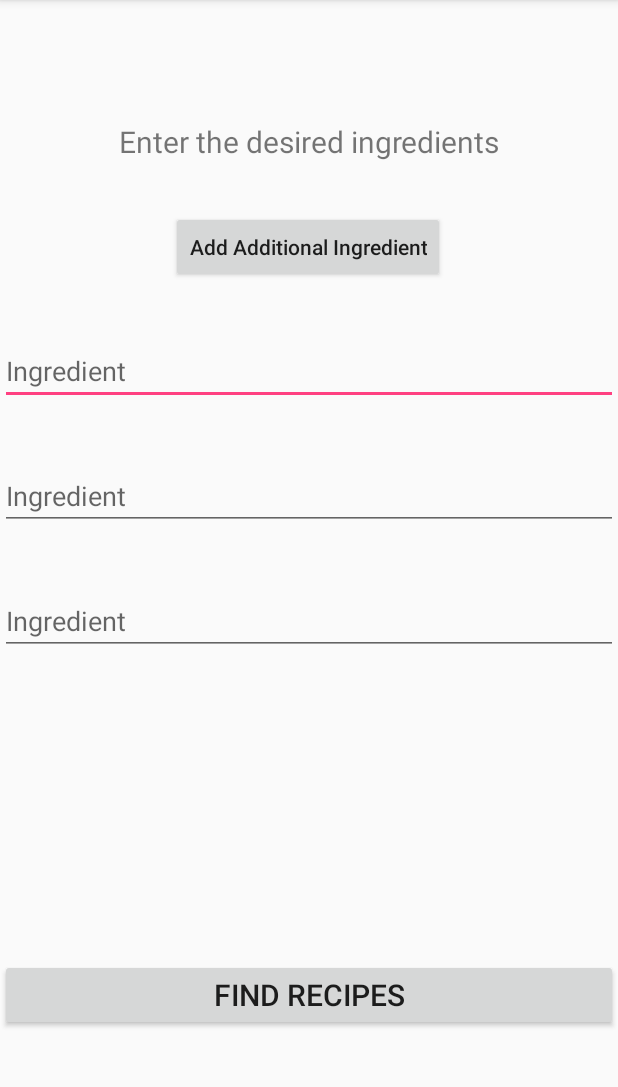
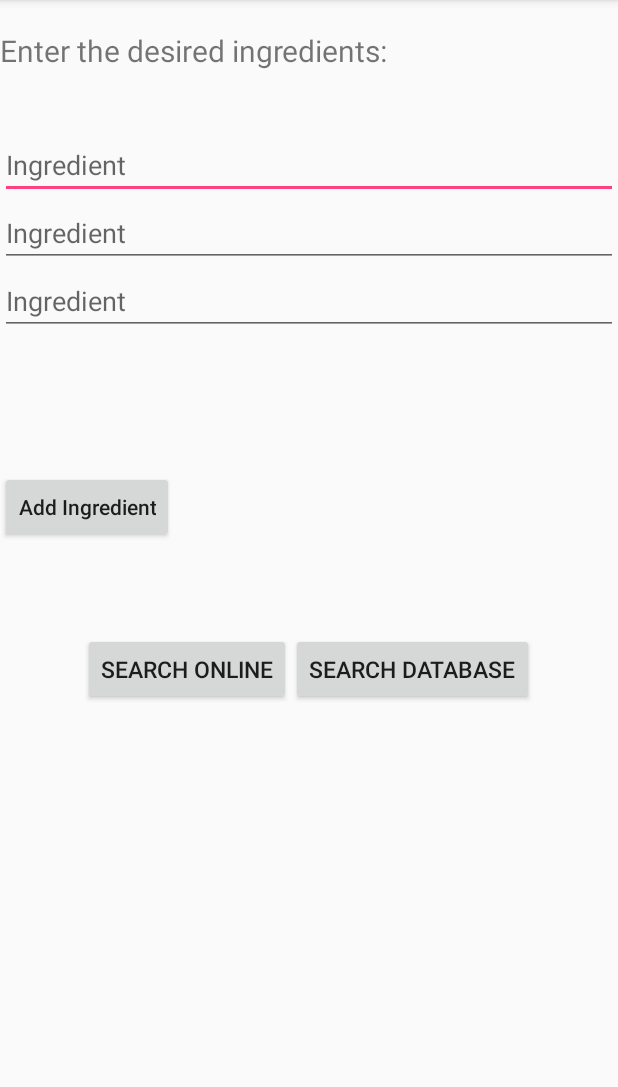
Before and after one commit to JadeMM/MealPlannerApp, an Android app: the FindRecipe screen opened directly, with no data from a screen before it, on a phone screen of 412 x 824 dp, the part 84-1171 px from its top. Run offline under Robolectric (Android 15) with nearby library versions, the phone set to English and light mode, and no system bars.

Commit message:
Altered interface

```diff
--- a/MealFinder/app/src/main/res/layout/find_recipe.xml
+++ b/MealFinder/app/src/main/res/layout/find_recipe.xml
@@ -1,103 +1,93 @@
 <?xml version="1.0" encoding="utf-8"?>
-<android.support.constraint.ConstraintLayout xmlns:android="http://schemas.android.com/apk/res/android"
+<ScrollView
+    xmlns:android="http://schemas.android.com/apk/res/android"
+    android:layout_width="fill_parent"
+    android:layout_height="fill_parent">
+<LinearLayout xmlns:android="http://schemas.android.com/apk/res/android"
     xmlns:app="http://schemas.android.com/apk/res-auto"
     xmlns:tools="http://schemas.android.com/tools"
+    android:id="@+id/add_recipe_layout"
     android:layout_width="match_parent"
-    android:layout_height="match_parent">
+    android:layout_height="match_parent"
+    android:orientation="vertical"
+    android:showDividers="middle"
+    >
 
     <TextView
         android:id='@+id/hello_user'
+        android:layout_marginTop="20dp"
         android:layout_width="wrap_content"
         android:layout_height="wrap_content"
-        android:text="Enter the desired ingredients"
-        android:textSize="20sp"
-        app:layout_constraintBottom_toBottomOf="@+id/add_ingredient_button"
-        app:layout_constraintEnd_toEndOf="parent"
-        app:layout_constraintStart_toStartOf="parent"
-        app:layout_constraintTop_toTopOf="parent" />
-
-    <Button
-        android:id='@+id/add_ingredient_button'
-        android:layout_width="wrap_content"
-        android:layout_height="wrap_content"
-        android:layout_marginTop="60dp"
-        android:text="Add Additional Ingredient"
-        android:textAllCaps="false"
-        app:layout_constraintBottom_toBottomOf="@+id/first_ingredient"
-        app:layout_constraintHorizontal_bias="0.497"
-        app:layout_constraintLeft_toLeftOf="parent"
-        app:layout_constraintRight_toRightOf="parent"
-        app:layout_constraintTop_toTopOf="parent" />
+        android:text="Enter the desired ingredients:"
+        android:textSize="20sp"/>
 
     <EditText
         android:id="@+id/first_ingredient"
         android:layout_width="match_parent"
         android:layout_height="wrap_content"
         android:hint="Ingredient"
-        android:inputType="textEmailAddress"
-        app:layout_constraintBottom_toBottomOf="@+id/second_ingredient"
-        app:layout_constraintEnd_toEndOf="parent"
-        app:layout_constraintStart_toStartOf="parent"
-        app:layout_constraintTop_toTopOf="@+id/add_ingredient_button" />
+        android:layout_marginTop="40dp"
+        android:inputType="textEmailAddress" />
 
     <EditText
         android:id="@+id/second_ingredient"
         android:layout_width="match_parent"
         android:layout_height="wrap_content"
         android:hint="Ingredient"
-        android:inputType="textEmailAddress"
-        app:layout_constraintBottom_toBottomOf="@+id/third_ingredient"
-        app:layout_constraintEnd_toEndOf="parent"
-        app:layout_constraintStart_toStartOf="parent"
-        app:layout_constraintTop_toTopOf="@+id/first_ingredient" />
+        android:inputType="textEmailAddress" />
 
     <EditText
         android:id="@+id/third_ingredient"
         android:layout_width="match_parent"
         android:layout_height="wrap_content"
         android:hint="Ingredient"
-        android:inputType="textEmailAddress"
-        app:layout_constraintBottom_toBottomOf="@+id/forth_ingredient"
-        app:layout_constraintEnd_toEndOf="parent"
-        app:layout_constraintHorizontal_bias="0.0"
-        app:layout_constraintStart_toStartOf="parent"
-        app:layout_constraintTop_toTopOf="@+id/second_ingredient" />
+        android:inputType="textEmailAddress" />
 
     <EditText
         android:id="@+id/forth_ingredient"
         android:layout_width="match_parent"
         android:layout_height="wrap_content"
         android:hint="Ingredient"
-        android:inputType="textEmailAddress"
-        app:layout_constraintBottom_toBottomOf="@+id/fifth_ingredient"
-        app:layout_constraintEnd_toEndOf="parent"
-        app:layout_constraintHorizontal_bias="0.0"
-        app:layout_constraintStart_toStartOf="parent"
-        app:layout_constraintTop_toTopOf="@+id/third_ingredient" />
+        android:inputType="textEmailAddress" />
 
     <EditText
         android:id="@+id/fifth_ingredient"
         android:layout_width="match_parent"
         android:layout_height="wrap_content"
         android:hint="Ingredient"
-        android:inputType="textEmailAddress"
-        app:layout_constraintBottom_toBottomOf="@+id/find_button"
-        app:layout_constraintEnd_toEndOf="parent"
-        app:layout_constraintHorizontal_bias="0.0"
-        app:layout_constraintStart_toStartOf="parent"
-        app:layout_constraintTop_toTopOf="@+id/forth_ingredient" />
+        android:inputType="textEmailAddress"/>
 
     <Button
-        android:id='@+id/find_button'
+        android:id='@+id/add_ingredient_button'
+        android:layout_width="wrap_content"
+        android:layout_height="wrap_content"
+        android:text="Add Ingredient"
+        android:textAllCaps="false" />
+
+    <LinearLayout
         android:layout_width="match_parent"
         android:layout_height="wrap_content"
-        android:text="Find Recipes"
-        android:textSize="20sp"
-        android:onClick="internet1"
-        app:layout_constraintBottom_toBottomOf="parent"
-        app:layout_constraintLeft_toLeftOf="parent"
-        app:layout_constraintRight_toRightOf="parent"
-        app:layout_constraintTop_toTopOf="@+id/fifth_ingredient" />
+        android:gravity="center"
+        android:orientation="horizontal"
+        android:showDividers="middle"
+        android:layout_marginTop="60dp">
 
+        <Button
+            android:id='@+id/find_button'
+            android:layout_width="wrap_content"
+            android:layout_height="wrap_content"
+            android:onClick="internet1"
+            android:text="Search Online"
+            android:textSize="15dp" />
 
-</android.support.constraint.ConstraintLayout>
+        <Button
+            android:id='@+id/find_db_button'
+            android:layout_width="wrap_content"
+            android:layout_height="wrap_content"
+            android:text="Search Database"
+            android:textSize="15dp" />
+
+    </LinearLayout>
+
+</LinearLayout>
+</ScrollView>
```
